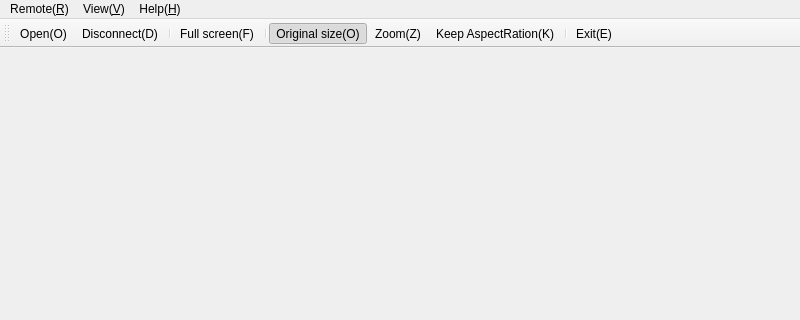
First picture: the form in App/mainwindow.ui, repository KangLin/RabbitRemoteControl, before the edit; both pictures show x 0 to 800 and y 0 to 320 of the 800 by 600 pixel window.
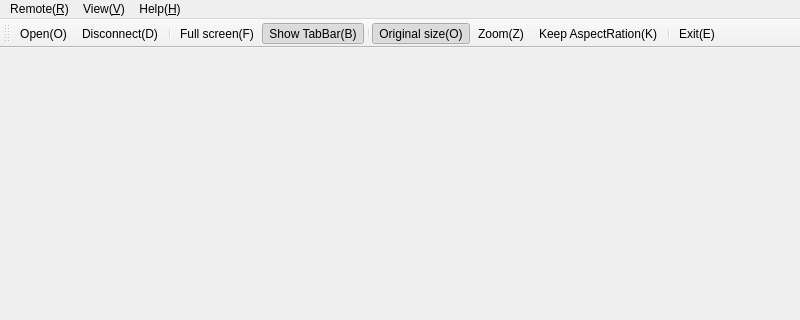
Second picture: the form after the edit. Icons and pictures are not drawn.

Commit message: Main: add show tab bar

```diff
--- a/App/mainwindow.ui
+++ b/App/mainwindow.ui
@@ -101,6 +101,7 @@
    <addaction name="actionDisconnect_D"/>
    <addaction name="separator"/>
    <addaction name="actionFull_screen_F"/>
+   <addaction name="actionShow_TabBar_B"/>
    <addaction name="separator"/>
    <addaction name="actionOriginal_O"/>
    <addaction name="actionZoom_Z"/>
@@ -317,6 +318,21 @@
     <string>Send Ctl+Alt+Del</string>
    </property>
   </action>
+  <action name="actionShow_TabBar_B">
+   <property name="checkable">
+    <bool>true</bool>
+   </property>
+   <property name="checked">
+    <bool>true</bool>
+   </property>
+   <property name="icon">
+    <iconset resource="Resource/Resource.qrc">
+     <normaloff>:/image/TabBar</normaloff>:/image/TabBar</iconset>
+   </property>
+   <property name="text">
+    <string>Show TabBar(&amp;B)</string>
+   </property>
+  </action>
  </widget>
  <resources>
   <include location="Resource/Resource.qrc"/>
```
Left out of the diff: 5 changed lines with no effect on the pictures. The commit also changes 9 other files.
